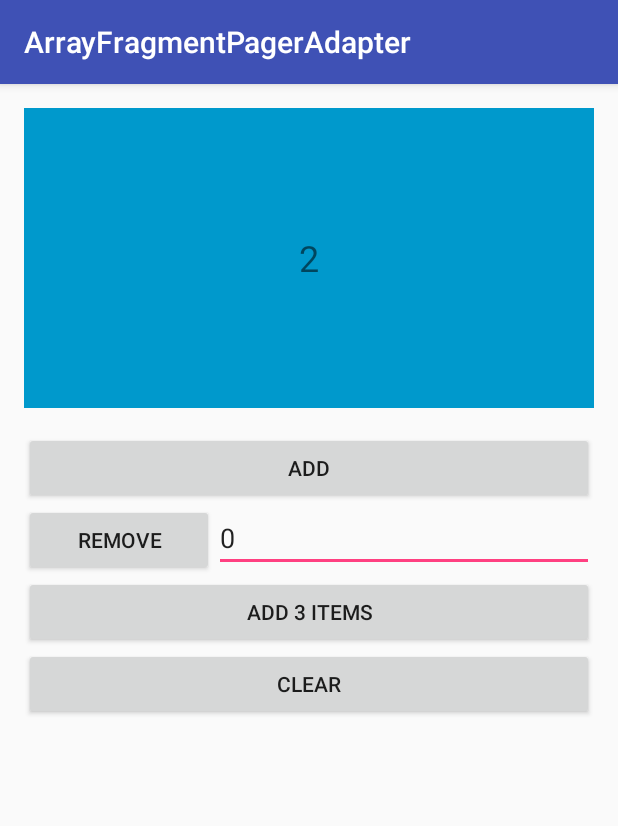
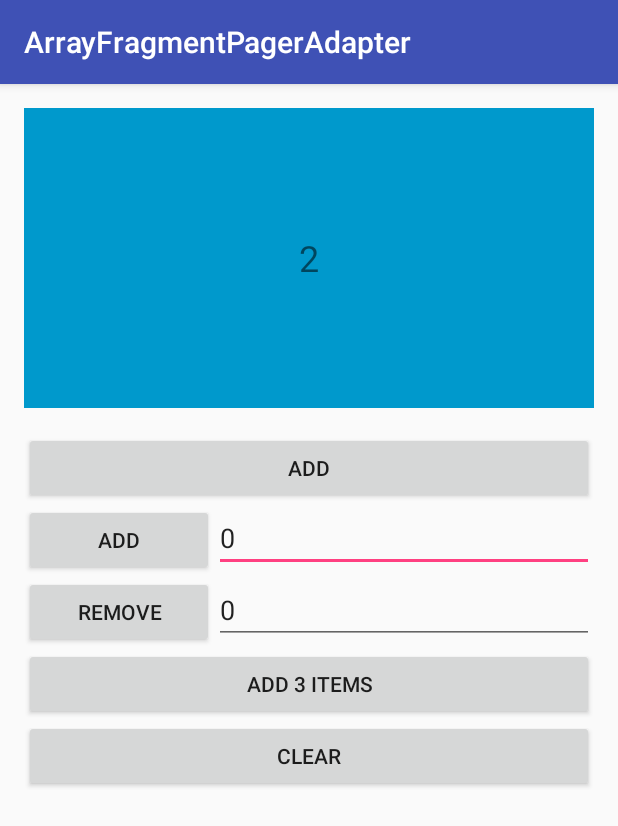
Before and after one commit to takaaki7/ArrayPagerAdapter, an Android app: the FragmentPagerAdapterActivity screen opened directly, with no data from a screen before it, after a tap on "REMOVE", on a phone screen of 412 x 824 dp. Shown: the top 826 px of the screen. Run offline under Robolectric (Android 15) with nearby library versions, the phone set to English and light mode, and no system bars; our stand-ins replace ButterKnife.

Commit message:
ADD: adding item at specified position method

```diff
--- a/demo/build.gradle
+++ b/demo/build.gradle
@@ -7,8 +7,8 @@ android {
     defaultConfig {
         minSdkVersion 7
         targetSdkVersion COMPILE_SDK_VERSION as int
-        versionCode VERSION_CODE as int
-        versionName VERSION_NAME
+        versionCode DEMO_VERSION_CODE as int
+        versionName DEMO_VERSION_NAME
     }
 
     def secretFile = file("${rootDir}/secret/secret.gradle")
--- a/demo/src/main/java/com/demo/arraypargeradapter/ControlView.java
+++ b/demo/src/main/java/com/demo/arraypargeradapter/ControlView.java
@@ -22,6 +22,8 @@ public class ControlView extends ScrollView {
 
     @Bind(R.id.remove_edit)
     public EditText removeEdit;
+    @Bind(R.id.add_position_edit)
+    public EditText addPositionEdit;
 
     private ArrayPagerAdapter adapter;
     private ItemCreator creator;
@@ -51,20 +53,31 @@ public class ControlView extends ScrollView {
     }
 
 
-    @OnClick({R.id.add_btn, R.id.remove_btn, R.id.add_all_btn, R.id.clear_btn})
+    @OnClick({R.id.add_btn, R.id.add_position_btn, R.id.remove_btn, R.id.add_all_btn, R.id.clear_btn})
     void onClick(View v) {
         switch (v.getId()) {
             case R.id.add_btn:
                 adapter.add(creator.createItem());
                 break;
+            case R.id.add_position_btn:
+                int addPosition = textAsInt(addPositionEdit);
+                if (addPosition != -1) {
+                    if (addPosition >= 0 && addPosition <= adapter.getCount()) {
+                        adapter.add(addPosition, creator.createItem());
+                    } else {
+                        Toast.makeText(getContext(), "IndexOutOfBounds:" + addPosition + ",data size is " + adapter.getCount(), Toast.LENGTH_SHORT).show();
+                    }
+                } else {
+                    Toast.makeText(getContext(), "Set add position.", Toast.LENGTH_SHORT).show();
+                }
+                break;
             case R.id.remove_btn:
-                String s = removeEdit.getText().toString();
-                if (!s.equals("")) {
-                    int position = Integer.parseInt(s);
-                    if (position >= 0 && position < adapter.getCount()) {
-                        adapter.remove(position);
+                int removePosition = textAsInt(removeEdit);
+                if (removePosition != -1) {
+                    if (removePosition >= 0 && removePosition < adapter.getCount()) {
+                        adapter.remove(removePosition);
                     } else {
-                        Toast.makeText(getContext(), "IndexOutOfBounds:" + position + ",data size is " + adapter.getCount(), Toast.LENGTH_SHORT).show();
+                        Toast.makeText(getContext(), "IndexOutOfBounds:" + removePosition + ",data size is " + adapter.getCount(), Toast.LENGTH_SHORT).show();
                     }
                 } else {
                     Toast.makeText(getContext(), "Set remove position.", Toast.LENGTH_SHORT).show();
@@ -77,6 +90,14 @@ public class ControlView extends ScrollView {
                 adapter.clear();
                 break;
         }
+    }
+
+    private int textAsInt(EditText editText) {
+        String str = editText.getText().toString();
+        if (!str.equals("")) {
+            return Integer.parseInt(str);
+        }
+        return -1;
     }
 
     public interface ItemCreator<T> {
--- a/demo/src/main/res/layout/widget_control.xml
+++ b/demo/src/main/res/layout/widget_control.xml
@@ -16,6 +16,28 @@
             android:layout_height="wrap_content"
             android:text="Add">
         </Button>
+
+        <LinearLayout
+            android:layout_width="match_parent"
+            android:layout_height="wrap_content"
+            android:orientation="horizontal">
+
+            <Button
+                android:id="@+id/add_position_btn"
+                android:layout_width="0dp"
+                android:layout_height="wrap_content"
+                android:layout_weight="1"
+                android:text="Add" />
+
+            <EditText
+                android:id="@+id/add_position_edit"
+                android:layout_width="0dp"
+                android:layout_height="wrap_content"
+                android:layout_weight="2"
+                android:hint="AddPosition"
+                android:inputType="number"
+                android:text="0" />
+        </LinearLayout>
 
         <LinearLayout
             android:layout_width="match_parent"
--- a/gradle.properties
+++ b/gradle.properties
@@ -1,6 +1,8 @@
 
 VERSION_NAME=0.1.1
 VERSION_CODE=2
+DEMO_VERSION_NAME=0.1.2
+DEMO_VERSION_CODE=3
 BUILD_TOOLS_VERSION=23.0.2
 COMPILE_SDK_VERSION=23
 
```
Also changed, not shown: arraypageradapter/src/main/java/com/nakama/arraypageradapter/ArrayPagerAdapter.java (+13 -0 lines).
